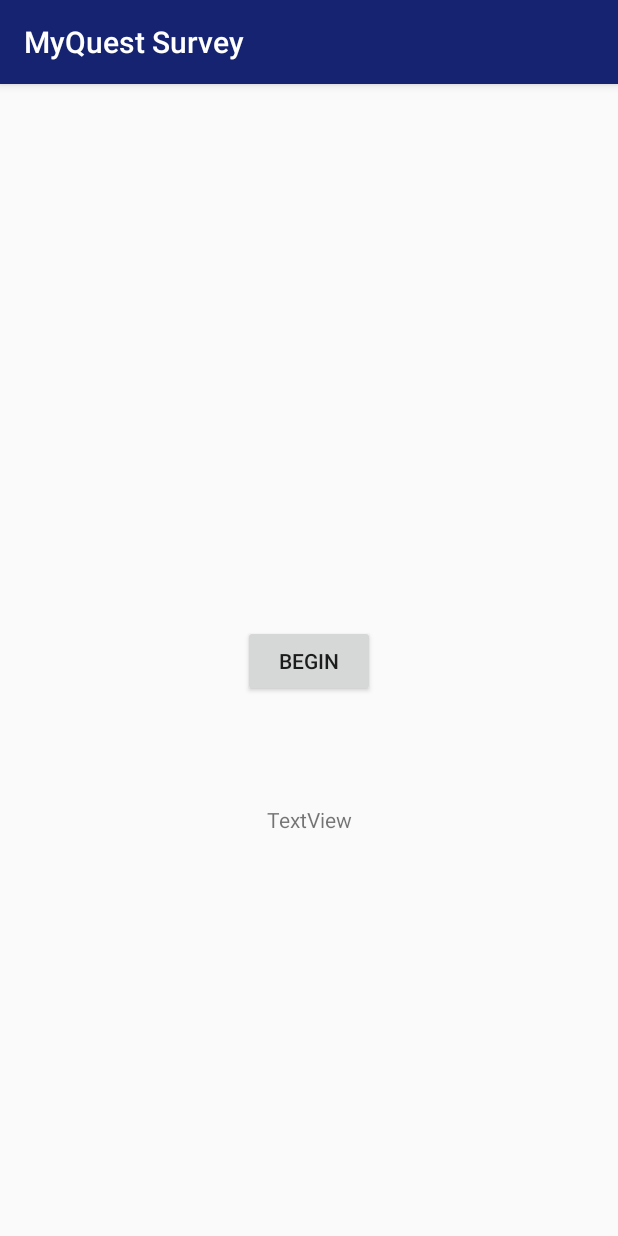
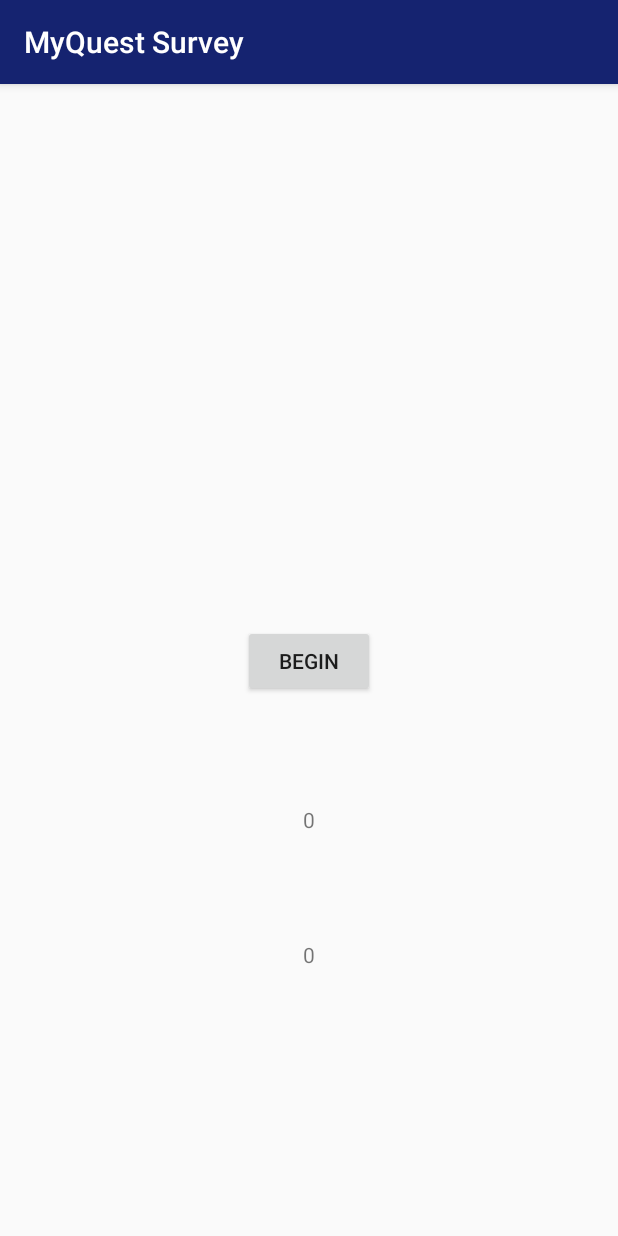
Before and after one commit to tbelem/tccifsp, an Android app: the MainActivity screen opened directly, with no data from a screen before it, after a tap on "BEGIN", on a phone screen of 412 x 824 dp. Run offline under Robolectric (Android 15) with nearby library versions, the phone set to English and light mode, and no system bars; our stand-ins replace Firebase (no records; nobody signed in at launch, a user with empty details on screens opened directly).

Commit message:
Rotina de Busca

```diff
--- a/app/src/main/java/proj/ifsp/tcc1/Activity/MainActivity.java
+++ b/app/src/main/java/proj/ifsp/tcc1/Activity/MainActivity.java
@@ -28,6 +28,8 @@ import com.google.firebase.database.ValueEventListener;
 import org.w3c.dom.Text;
 
 import java.util.ArrayList;
+import java.util.Calendar;
+import java.util.Date;
 
 import proj.ifsp.tcc1.Model.Questionario;
 import proj.ifsp.tcc1.Model.Usuario;
@@ -37,13 +39,25 @@ import proj.ifsp.tcc1.Util.InstanceFactory;
 
 public class MainActivity extends AppCompatActivity {
 
-    //private FirebaseDatabase database;
-    //private FirebaseAuth mAuth;
-    //private ArrayList<Questionario> listaQuestionarios;
+    private class Regiao{
+        String estado;
+        String cidade;
+        String bairro;
+
+        Regiao(String est, String cid, String bai){
+            estado = est;
+            cidade = cid;
+            bairro = bai;
+        }
+
+        public String toString(){
+            return estado + " " + cidade + " " + bairro;
+        }
+    }
 
     private TextView txtCount;
+    private TextView txtTotal;
 
-    final long param = Long.parseLong("562723200000");
     int teste;
 
     @Override
@@ -52,6 +66,7 @@ public class MainActivity extends AppCompatActivity {
         setContentView(R.layout.activity_main);
 
         txtCount = (TextView) findViewById(R.id.txCount);
+        txtTotal = (TextView) findViewById(R.id.txTotal);
 
         InstanceFactory.getAuthInstance().signInWithEmailAndPassword("admin@admin.com","tiago1234").addOnCompleteListener(new OnCompleteListener<AuthResult>() {
             @Override
@@ -65,182 +80,133 @@ public class MainActivity extends AppCompatActivity {
             }
         });
 
-        //
-
-        long a = Long.parseLong("562723200000");
-        long b = Long.parseLong("-68428800000");
-        long c = Long.parseLong("562730400000");
-
-        Log.d("MyConverting","87 "+String.valueOf(DateConverter.stringDateToTimestamp("01/11/1987")));
-        Log.d("MyConverting","67 "+String.valueOf(DateConverter.stringDateToTimestamp("01/11/1967")));
-        Log.d("MyConverting","87 "+DateConverter.timestampToStringDate(a));
-        Log.d("MyConverting","67 "+DateConverter.timestampToStringDate(b));
-        Log.d("MyConverting","aa "+DateConverter.timestampToStringDate(c));
-
-        //mAuth = InstanceFactory.getAuthInstance();
-
-        /*FirebaseUser currentUser = mAuth.getCurrentUser();
-
-        if (currentUser == null) {
-            mAuth.signInWithEmailAndPassword("tiago.blizz95@gmail.com" ,"tiago1234")
-                    .addOnCompleteListener(this, new OnCompleteListener<AuthResult>() {
-                        @Override
-                        public void onComplete(@NonNull Task<AuthResult> task) {
-                            if (!task.isSuccessful()) {
-                                Log.w("FBlearn", "Falha ao logar !", task.getException());
-                            }
-                        }
-                    });
-        }*/
-
-        /*Log.d("FBlearn","Begin");
-
-        database = InstanceFactory.getDBInstance();
-
-        if (database == null) {Log.d("FBlearn","Ruim 1");}
-        else {Log.d("FBlearn",database.toString());}
-
-        DatabaseReference questionarios = database.getReference("questionarios");
-
-        if (questionarios == null) {Log.d("FBlearn","Ruim 2");}
-        else {Log.d("FBlearn",questionarios.toString());}
-
-        questionarios.setValue("hahaha12", new DatabaseReference.CompletionListener() {
-            @Override
-            public void onComplete(DatabaseError databaseError, DatabaseReference databaseReference) {
-
-                if (databaseError == null){
-                    Log.d("FBlearn","Deu certo");
-                }
-                else{
-                    Log.d("FBlearn","Deu errado: "+databaseError.toString());
-                    Log.d("FBlearn","Deu errado: "+mAuth.getCurrentUser().toString());
-                }
-            }
-
-        });*/
-
-        /*questionarios.addValueEventListener(new ValueEventListener() {
-            @Override
-            public void onDataChange(DataSnapshot dataSnapshot) {
-                Log.d("FBlearn","Entrou");
-                Log.d("FBlearn",dataSnapshot.getValue().toString());
-            }
-
-            @Override
-            public void onCancelled(DatabaseError databaseError) {
-
-            }
-        });*/
-
-        /*questionarios.addValueEventListener(new ValueEventListener() {
-            @Override
-            public void onDataChange(DataSnapshot dataSnapshot) {
-                Log.d("FBlearn","Entrou");
-                Questionario quest = dataSnapshot.getValue(Questionario.class);
-                quest.setId(dataSnapshot.getKey());
-
-                if (database == null) {Log.d("FBlearn","Nulou");}
-                else {Log.d("FBlearn",quest.toString());}
-            }
-
-            @Override
-            public void onCancelled(DatabaseError databaseError) {
-                Log.d("FBlearn","Deu ruimX");
-            }
-        });*/
-
-        /*listaQuestionarios = new ArrayList<Questionario>();
-
-        questionarios.addChildEventListener(new ChildEventListener() {
-
-            @Override
-            public void onChildAdded(DataSnapshot dataSnapshot, String s) {
-                Log.d("FBlearn","Added");
-                Questionario aux = dataSnapshot.getValue(Questionario.class);
-                aux.setId(dataSnapshot.getKey());
-                listaQuestionarios.add(aux);
-                printaLista(listaQuestionarios);
-            }
-
-            @Override
-            public void onChildChanged(DataSnapshot dataSnapshot, String s) {
-            }
-
-            @Override
-            public void onChildRemoved(DataSnapshot dataSnapshot) {
-            }
-
-            @Override
-            public void onChildMoved(DataSnapshot dataSnapshot, String s) {
-            }
-
-            @Override
-            public void onCancelled(DatabaseError databaseError) {
-                Log.d("FBlearn","Error");
-                Log.d("FBlearn",databaseError.toString());
-            }
-        });
-
-        listaQuestionarios = new ArrayList<Questionario>();
-
-        questionarios.addValueEventListener(new ValueEventListener() {
-            @Override
-            public void onDataChange(DataSnapshot dataSnapshot) {
-                Log.d("FBlearn","Entrou");
-                listaQuestionarios.clear();
-                for(DataSnapshot row : dataSnapshot.getChildren()){
-                    Questionario quest = row.getValue(Questionario.class);
-                    quest.setId(row.getKey());
-                    listaQuestionarios.add(quest);
-                }
-
-                printaLista(listaQuestionarios);
-            }
-
-            @Override
-            public void onCancelled(DatabaseError databaseError) {
-                Log.d("FBlearn","Deu ruimX");
-            }
-        });
-
-        Log.d("FBlearn","End");*/
-
     }
 
     public void begin (View v){
         Toast.makeText(MainActivity.this, "BEGIN...", Toast.LENGTH_SHORT).show();
 
+        final Regiao[] regioes = new Regiao[27];
+
+        regioes[0] = new Regiao("MG","","");
+        regioes[1] = new Regiao("SP","","");
+        regioes[2] = new Regiao("AC","","");
+        regioes[3] = new Regiao("AL","","");
+        regioes[4] = new Regiao("AP","","");
+        regioes[5] = new Regiao("AM","","");
+        regioes[6] = new Regiao("BA","","");
+        regioes[7] = new Regiao("CE","","");
+        regioes[8] = new Regiao("DF","","");
+        regioes[9] = new Regiao("ES","","");
+        regioes[10] = new Regiao("GO","","");
+        regioes[11] = new Regiao("MA","","");
+        regioes[12] = new Regiao("MT","","");
+        regioes[13] = new Regiao("MS","","");
+        regioes[14] = new Regiao("PA","","");
+        regioes[15] = new Regiao("PB","","");
+        regioes[16] = new Regiao("PR","","");
+        regioes[17] = new Regiao("PE","","");
+        regioes[18] = new Regiao("PI","","");
+        regioes[19] = new Regiao("RJ","","");
+        regioes[20] = new Regiao("RN","","");
+        regioes[21] = new Regiao("RS","","");
+        regioes[22] = new Regiao("RO","","");
+        regioes[23] = new Regiao("RR","","");
+        regioes[24] = new Regiao("SC","","");
+        regioes[25] = new Regiao("SE","","");
+        regioes[26] = new Regiao("TO","","");
+
+        // DATA INICIO
+        // 0 anos = 26/11/2017
+        // 40 anos = 26/11/1977
+        // 60 anos = 26/11/1957
+
+        // DATA FIM (+1)
+        // 40 anos = 26/11/1976
+        // 60 anos = 26/11/1956
+
+        long maior = DateConverter.stringDateToTimestamp("26/11/2017"); // 01/11/1987
+        long menor = DateConverter.stringDateToTimestamp("26/11/1956"); // 01/11/1967
+
         DatabaseReference node = InstanceFactory.getDBInstance().getReference("usuarios");
 
-        Toast.makeText(MainActivity.this, "SO FAR..", Toast.LENGTH_SHORT).show();
-
-        /*node.orderByChild("cidade").equalTo("Campinas").addListenerForSingleValueEvent(new ValueEventListener() {
+        node.orderByChild("nascimento").startAt(menor).endAt(maior).addListenerForSingleValueEvent(new ValueEventListener() {
             @Override
             public void onDataChange(DataSnapshot dataSnapshot) {
-                Toast.makeText(MainActivity.this, "SO GOOD.", Toast.LENGTH_SHORT).show();
 
                 for (DataSnapshot row : dataSnapshot.getChildren()){
-                    //Usuario temp = row.getValue(Usuario.class);
-                    //temp.setUID(row.getKey());
+                    Usuario temp = row.getValue(Usuario.class);
+                    temp.setUID(row.getKey());
 
-                    //if(temp.getNascimento() == param){
-                        teste++;
-                    //}
+                    for (Regiao r : regioes){
+
+                        if(! r.bairro.equals("")){
+                            if(temp.getBairro().equals(r.bairro)){
+                                gravaPendente(temp.getUID(),"567");
+                                teste++;
+                            }
+                        }
+                        else{
+                            if(! r.cidade.equals("")){
+                                if(temp.getCidade().equals(r.cidade)){
+                                    gravaPendente(temp.getUID(),"567");
+                                    teste++;
+                                }
+                            }
+                            else{
+                                if(! r.estado.equals("")){
+                                    if(temp.getEstado().equals(r.estado)){
+                                        gravaPendente(temp.getUID(),"567");
+                                        teste++;
+                                    }
+                                }
+                            }
+                        }
+
+                    }
 
                 }
 
-                txtCount.setText(String.valueOf(teste));
-                Toast.makeText(MainActivity.this, "FIM.", Toast.LENGTH_SHORT).show();
+                txtCount.setText(String.valueOf(dataSnapshot.getChildrenCount()));
+                txtTotal.setText(String.valueOf(teste));
             }
 
             @Override
             public void onCancelled(DatabaseError databaseError) {
                 Toast.makeText(MainActivity.this, "DE "+databaseError.toString(), Toast.LENGTH_LONG).show();
             }
-        });*/
-
-
+        });
 
     }
+
+    public void gravaPendente (String pUID, String pQuest){
+
+        DatabaseReference user = InstanceFactory.getDBInstance().getReference("usuarios");
+
+        user.child(pUID).child("pendentes").child(pQuest).setValue(DateConverter.sysdateToTimestamp());
+    }
+
+    /*public void bh (){
+
+        DatabaseReference node = InstanceFactory.getDBInstance().getReference("usuarios");
+
+        for(int i = 100001;i<=100010;i++){
+            Usuario aux = new Usuario(String.valueOf(i),"teste"+i+"@example.com");
+
+            aux.setEstado("MG");
+            aux.setCidade("Belo Horizonte");
+            aux.setBairro("Centro");
+
+            if(i >= 100006){
+                aux.setNascimento(DateConverter.stringDateToTimestamp("01/11/1987"));
+            }
+            else{
+                aux.setNascimento(DateConverter.stringDateToTimestamp("01/11/1967"));
+            }
+
+            node.child(aux.getUID()).setValue(aux);
+        }
+
+        Toast.makeText(MainActivity.this, "FIM.", Toast.LENGTH_SHORT).show();
+
+    }*/
 }
--- a/app/src/main/res/layout/activity_main.xml
+++ b/app/src/main/res/layout/activity_main.xml
@@ -33,4 +33,19 @@
         app:layout_constraintLeft_toLeftOf="parent"
         app:layout_constraintRight_toRightOf="parent"
         app:layout_constraintTop_toBottomOf="@+id/button2" />
+
+    <TextView
+        android:id="@+id/txTotal"
+        android:layout_width="wrap_content"
+        android:layout_height="wrap_content"
+        android:layout_marginBottom="8dp"
+        android:layout_marginLeft="8dp"
+        android:layout_marginRight="8dp"
+        android:layout_marginTop="8dp"
+        android:text="TextView"
+        app:layout_constraintBottom_toBottomOf="parent"
+        app:layout_constraintLeft_toLeftOf="parent"
+        app:layout_constraintRight_toRightOf="parent"
+        app:layout_constraintTop_toBottomOf="@+id/txCount"
+        app:layout_constraintVertical_bias="0.26999998" />
 </android.support.constraint.ConstraintLayout>
```
